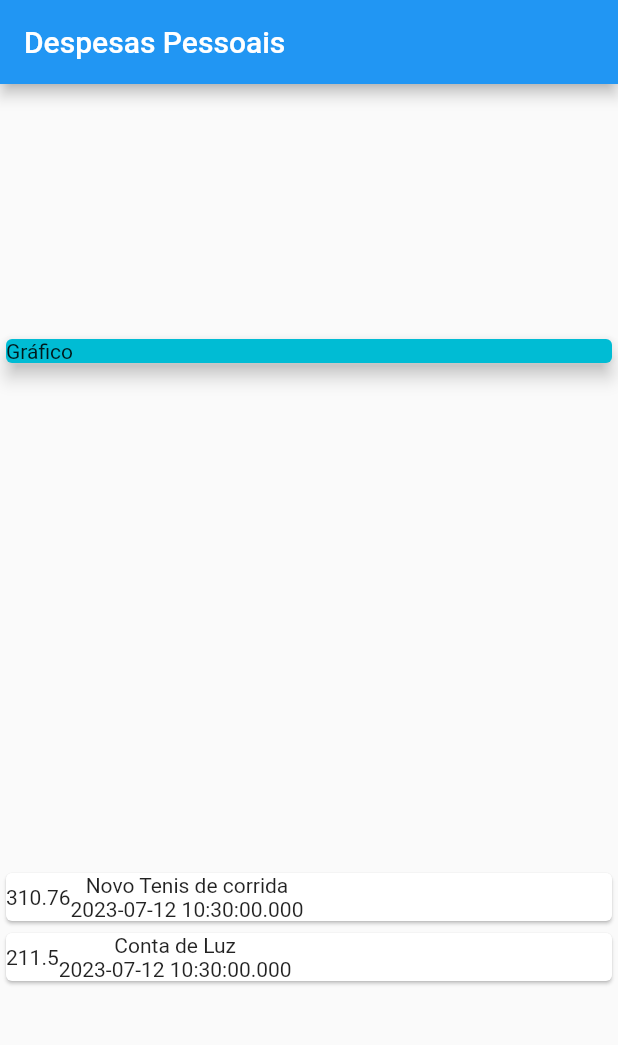
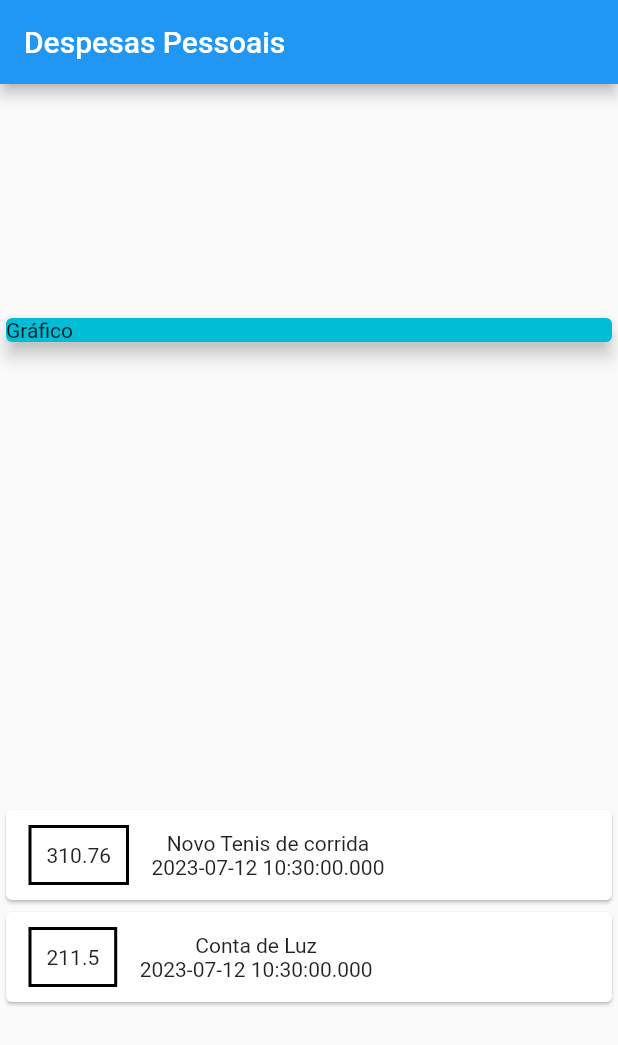
Before and after one commit to TiagOliveiraTI/expenses, a Flutter app: the screen it shows after launch, on a phone screen of 412 x 824 dp. Shown: the top 1045 px of the screen. Run offline on Flutter 3.47's test engine with Material 2 defaults, Android fonts, the phone set to English and light mode, and no system bars.

Commit message:
✨ add decotarions in price

```diff
--- a/lib/main.dart
+++ b/lib/main.dart
@@ -54,6 +54,16 @@ class MyHomePage extends StatelessWidget {
                   child: Row(
                     children: [
                       Container(
+                        margin: const EdgeInsets.symmetric(
+                          horizontal: 15,
+                          vertical: 10,
+                        ),
+                        decoration: BoxDecoration(
+                            border: Border.all(
+                          color: Colors.black,
+                          width: 2,
+                        )),
+                        padding: const EdgeInsets.all(10),
                         child: Text(tr.value.toString()),
                       ),
                       Column(
```
